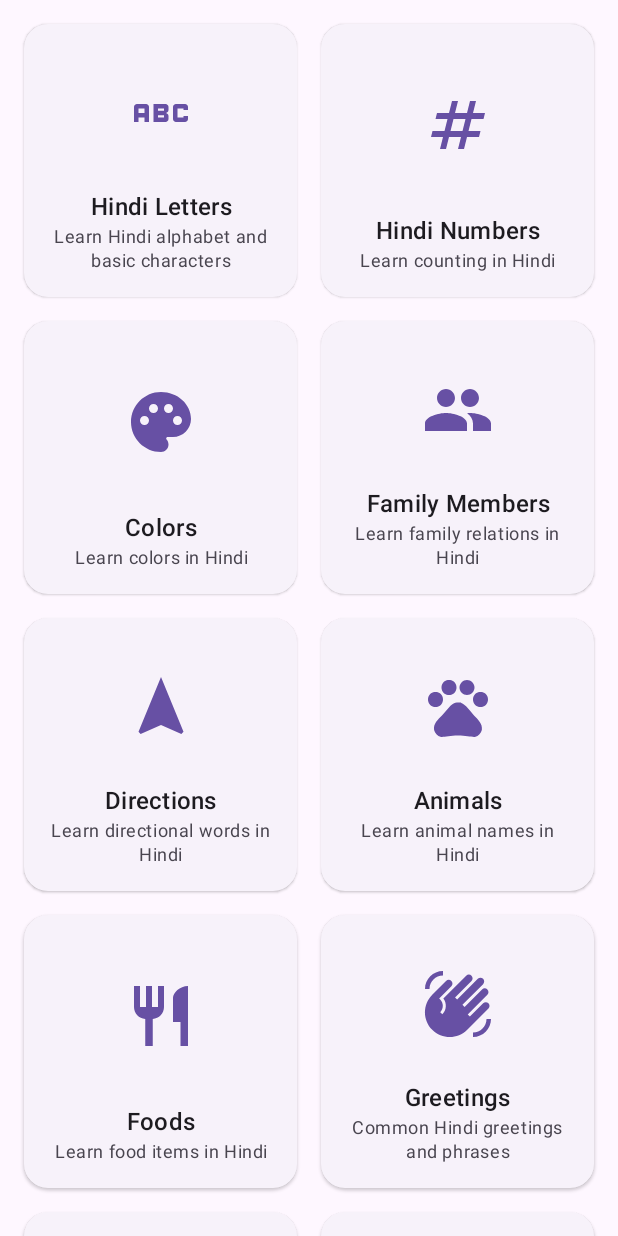
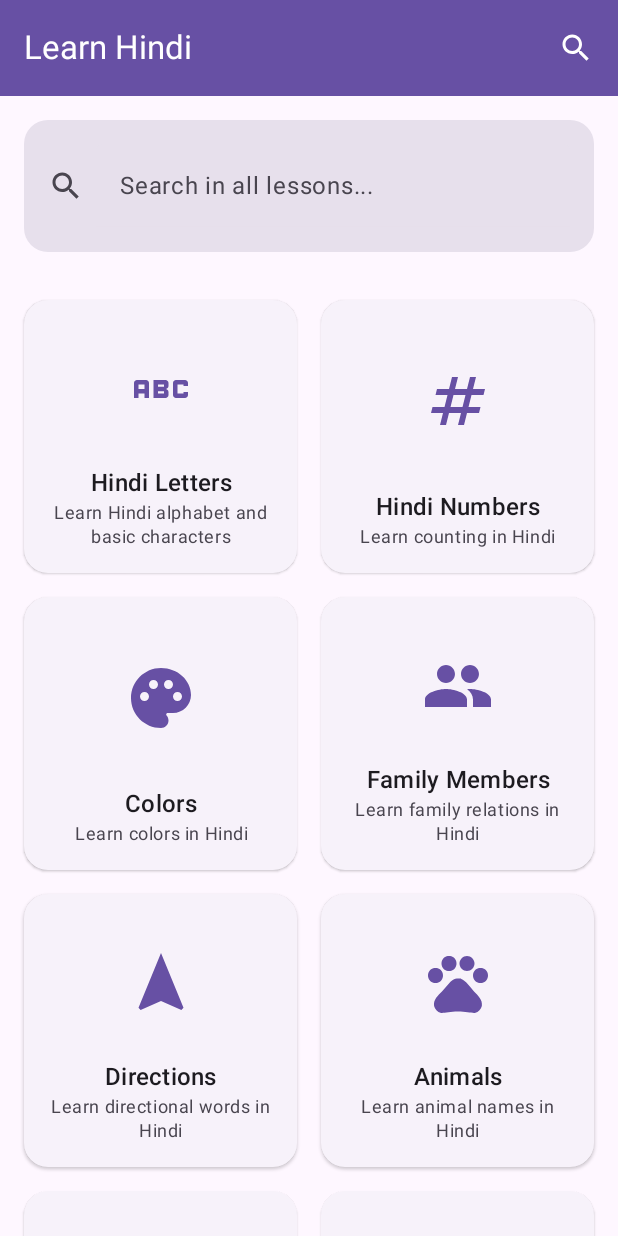
Before and after one commit to HaciVeliKarakus/MeraDostApp, an Android app built with Jetpack Compose: the composable HomeScreen shown on its own in the app's theme, after a tap on "Colors", on a phone screen of 412 x 824 dp. Run offline under Robolectric (Android 15) with nearby library versions, the phone set to English and light mode, and no system bars; 1 statement that could not run was skipped; 1 other tap on this screen came first.

Commit message:
added tech lessons

```diff
--- a/app/src/main/java/io/hvk/meradostapp/model/Lecture.kt
+++ b/app/src/main/java/io/hvk/meradostapp/model/Lecture.kt
@@ -413,7 +413,7 @@ val lectureCategories = listOf(
                 example = "सत्रह लोग (satrah log) - seventeen people"
             ),
             LectureContent(
-                hindi = "१८ - अठारह",
+                hindi = "१�� - अठारह",
                 english = "18 - Eighteen",
                 pronunciation = "athaarah",
                 example = "अठारह साल (athaarah saal) - eighteen years"
@@ -1370,5 +1370,112 @@ val lectureCategories = listOf(
                 example = "मंदिर में पूजा (mandir mein pooja) - Prayer in temple"
             )
         )
+    ),
+    Lecture(
+        id = "technology",
+        title = "Technology",
+        description = "Modern tech terms in Hindi",
+        icon = Icons.Default.Computer,
+        content = listOf(
+            // Basic Devices
+            LectureContent(
+                hindi = "कंप्यूटर",
+                english = "Computer",
+                pronunciation = "computer",
+                example = "मेरा कंप्यूटर नया है (mera computer naya hai) - My computer is new"
+            ),
+            LectureContent(
+                hindi = "मोबाइल फोन",
+                english = "Mobile Phone",
+                pronunciation = "mobile phone",
+                example = "मोबाइल फोन की बैटरी कम है (mobile phone ki battery kam hai) - Mobile phone battery is low"
+            ),
+            LectureContent(
+                hindi = "लैपटॉप",
+                english = "Laptop",
+                pronunciation = "laptop",
+                example = "मैं लैपटॉप पर काम करता हूं (main laptop par kaam karta hoon) - I work on laptop"
+            ),
+
+            // Internet Terms
+            LectureContent(
+                hindi = "इंटरनेट",
+                english = "Internet",
+                pronunciation = "internet",
+                example = "इंटरनेट की स्पीड अच्छी है (internet ki speed achhi hai) - Internet speed is good"
+            ),
+            LectureContent(
+                hindi = "वाई-फाई",
+                english = "Wi-Fi",
+                pronunciation = "wi-fi",
+                example = "वाई-फाई कनेक्शन धीमा है (wi-fi connection dheema hai) - Wi-Fi connection is slow"
+            ),
+            LectureContent(
+                hindi = "वेबसाइट",
+                english = "Website",
+                pronunciation = "website",
+                example = "यह वेबसाइट बहुत अच्छी है (yeh website bahut achhi hai) - This website is very good"
+            ),
+
+            // Software Terms
+            LectureContent(
+                hindi = "ऐप",
+                english = "App",
+                pronunciation = "app",
+                example = "नया ऐप डाउनलोड करें (naya app download karein) - Download new app"
+            ),
+            LectureContent(
+                hindi = "सॉफ्टवेयर",
+                english = "Software",
+                pronunciation = "software",
+                example = "सॉफ्टवेयर अपडेट करना है (software update karna hai) - Need to update software"
+            ),
+            LectureContent(
+                hindi = "पासवर्ड",
+                english = "Password",
+                pronunciation = "password",
+                example = "अपना पासवर्ड बदलें (apna password badlein) - Change your password"
+            ),
+
+            // Actions
+            LectureContent(
+                hindi = "डाउनलोड",
+                english = "Download",
+                pronunciation = "download",
+                example = "फाइल डाउनलोड हो रही है (file download ho rahi hai) - File is downloading"
+            ),
+            LectureContent(
+                hindi = "अपलोड",
+                english = "Upload",
+                pronunciation = "upload",
+                example = "फोटो अपलोड करें (photo upload karein) - Upload photo"
+            ),
+            LectureContent(
+                hindi = "शेयर",
+                english = "Share",
+                pronunciation = "share",
+                example = "लिंक शेयर करें (link share karein) - Share the link"
+            ),
+
+            // Hardware
+            LectureContent(
+                hindi = "कीबोर्ड",
+                english = "Keyboard",
+                pronunciation = "keyboard",
+                example = "कीबोर्ड टाइपिंग (keyboard typing) - Keyboard typing"
+            ),
+            LectureContent(
+                hindi = "माउस",
+                english = "Mouse",
+                pronunciation = "mouse",
+                example = "माउस क्लिक करें (mouse click karein) - Click the mouse"
+            ),
+            LectureContent(
+                hindi = "प्रिंटर",
+                english = "Printer",
+                pronunciation = "printer",
+                example = "प्रिंटर से प्रिंट करें (printer se print karein) - Print from printer"
+            )
+        )
     )
 )
--- /dev/null
+++ b/app/src/main/java/io/hvk/meradostapp/ui/components/CategoryCard.kt
@@ -0,0 +1,88 @@
+package io.hvk.meradostapp.ui.components
+
+import androidx.compose.foundation.clickable
+import androidx.compose.foundation.layout.*
+import androidx.compose.foundation.shape.RoundedCornerShape
+import androidx.compose.material3.ElevatedCard
+import androidx.compose.material3.MaterialTheme
+import androidx.compose.material3.Text
+import androidx.compose.runtime.*
+import androidx.compose.ui.Alignment
+import androidx.compose.ui.Modifier
+import androidx.compose.ui.input.pointer.PointerEventType
+import androidx.compose.ui.input.pointer.pointerInput
+import androidx.compose.ui.text.style.TextAlign
+import androidx.compose.ui.text.style.TextOverflow
+import androidx.compose.ui.unit.dp
+import io.hvk.meradostapp.model.Lecture
+
+@Composable
+fun CategoryCard(
+    category: Lecture,
+    onClick: () -> Unit,
+    modifier: Modifier = Modifier
+) {
+    var isPressed by remember { mutableStateOf(false) }
+
+    ElevatedCard(
+        modifier = modifier
+            .fillMaxWidth()
+            .aspectRatio(1f)
+            .clickable(onClick = onClick)
+            .pointerInput(Unit) {
+                awaitPointerEventScope {
+                    while (true) {
+                        val event = awaitPointerEvent()
+                        when (event.type) {
+                            PointerEventType.Press -> {
+                                isPressed = true
+                            }
+                            PointerEventType.Release -> {
+                                isPressed = false
+                            }
+                            else -> { /* do nothing */ }
+                        }
+                    }
+                }
+            },
+        shape = RoundedCornerShape(16.dp)
+    ) {
+        Column(
+            modifier = Modifier
+                .fillMaxSize()
+                .padding(16.dp),
+            horizontalAlignment = Alignment.CenterHorizontally,
+            verticalArrangement = Arrangement.Center
+        ) {
+            Box(
+                modifier = Modifier
+                    .weight(1f)
+                    .fillMaxWidth(),
+                contentAlignment = Alignment.Center
+            ) {
+                AnimatedIcon(
+                    icon = category.icon,
+                    contentDescription = category.title,
+                    isSelected = isPressed
+                )
+            }
+
+            Spacer(modifier = Modifier.height(8.dp))
+
+            Text(
+                text = category.title,
+                style = MaterialTheme.typography.titleMedium,
+                textAlign = TextAlign.Center
+            )
+
+            Text(
+                text = category.description,
+                style = MaterialTheme.typography.bodySmall,
+                textAlign = TextAlign.Center,
+                color = MaterialTheme.colorScheme.onSurfaceVariant,
+                maxLines = 2,
+                overflow = TextOverflow.Ellipsis
+            )
+        }
+    }
+}
--- a/app/src/main/java/io/hvk/meradostapp/ui/screens/HomeScreen.kt
+++ b/app/src/main/java/io/hvk/meradostapp/ui/screens/HomeScreen.kt
@@ -32,82 +32,114 @@ import androidx.compose.ui.text.style.TextOverflow
 import androidx.compose.ui.unit.dp
 import io.hvk.meradostapp.model.lectureCategories
 import io.hvk.meradostapp.ui.components.AnimatedIcon
+import io.hvk.meradostapp.ui.components.SearchBar
+import androidx.compose.material.icons.Icons
+import androidx.compose.material.icons.filled.Search
+import androidx.compose.material3.ExperimentalMaterial3Api
+import androidx.compose.material3.TopAppBar
+import androidx.compose.material3.TopAppBarDefaults
+import androidx.compose.animation.*
+import androidx.compose.animation.core.animateDp
+import androidx.compose.animation.core.animateDpAsState
+import androidx.compose.animation.core.animateFloat
+import androidx.compose.animation.core.animateFloatAsState
+import androidx.compose.animation.core.animateInt
+import androidx.compose.animation.core.animateIntAsState
+import androidx.compose.animation.core.animateSize
+import androidx.compose.animation.core.animateSizeAsState
+import androidx.compose.animation.core.animateValue
+import androidx.compose.animation.core.animateValueAsState
+import androidx.compose.animation.core.tween
+import androidx.compose.animation.core.updateTransition
+import androidx.compose.animation.expandVertically
+import androidx.compose.animation.fadeIn
+import androidx.compose.animation.fadeOut
+import androidx.compose.animation.shrinkVertically
+import androidx.compose.foundation.background
+import androidx.compose.material3.Icon
+import androidx.compose.material3.IconButton
+import io.hvk.meradostapp.ui.components.CategoryCard
 
+@OptIn(ExperimentalMaterial3Api::class)
 @Composable
 fun HomeScreen(
     onLectureClick: (String) -> Unit
 ) {
-    var selectedItem by remember { mutableStateOf<String?>(null) }
+    var showSearch by remember { mutableStateOf(false) }
+    var searchQuery by remember { mutableStateOf("") }
 
+    val filteredCategories = remember(searchQuery) {
+        if (searchQuery.isEmpty()) {
+            lectureCategories
+        } else {
+            lectureCategories.filter { category ->
+                category.title.contains(searchQuery, ignoreCase = true) ||
+                category.description.contains(searchQuery, ignoreCase = true) ||
+                category.content.any { content ->
+                    content.hindi.contains(searchQuery, ignoreCase = true) ||
+                    content.english.contains(searchQuery, ignoreCase = true) ||
+                    content.pronunciation.contains(searchQuery, ignoreCase = true) ||
+                    (content.example?.contains(searchQuery, ignoreCase = true) == true)
+                }
+            }
+        }
+    }
+
+    Column(
+        modifier = Modifier
+            .fillMaxSize()
+            .background(MaterialTheme.colorScheme.background)
+    ) {
+        // Top App Bar with search
+        TopAppBar(
+            title = { Text("Learn Hindi") },
+            actions = {
+                IconButton(onClick = { showSearch = true }) {
+                    Icon(
+                        imageVector = Icons.Default.Search,
+                        contentDescription = "Search"
+                    )
+                }
+            },
+            colors = TopAppBarDefaults.topAppBarColors(
+                containerColor = MaterialTheme.colorScheme.primary,
+                titleContentColor = MaterialTheme.colorScheme.onPrimary,
+                actionIconContentColor = MaterialTheme.colorScheme.onPrimary
+            )
+        )
+
+        // Search Bar
+        AnimatedVisibility(
+            visible = showSearch,
+            enter = fadeIn() + expandVertically(),
+            exit = fadeOut() + shrinkVertically()
+        ) {
+            SearchBar(
+                query = searchQuery,
+                onQueryChange = { searchQuery = it },
+                onSearchDismiss = {
+                    showSearch = false
+                    searchQuery = ""
+                },
+                modifier = Modifier
+                    .fillMaxWidth()
+                    .padding(16.dp)
+            )
+        }
+
+        // Categories Grid
         LazyVerticalGrid(
             columns = GridCells.Fixed(2),
             contentPadding = PaddingValues(16.dp),
             horizontalArrangement = Arrangement.spacedBy(16.dp),
             verticalArrangement = Arrangement.spacedBy(16.dp)
         ) {
-        items(lectureCategories) { lecture ->
-            ElevatedCard(
-                modifier = Modifier
-                    .fillMaxWidth()
-                    .aspectRatio(1f)
-                    .clickable {
-                        onLectureClick(lecture.id)
-                    },
-                shape = RoundedCornerShape(16.dp)
-            ) {
-                Column(
-                    modifier = Modifier
-                        .fillMaxSize()
-                        .padding(16.dp),
-                    horizontalAlignment = Alignment.CenterHorizontally,
-                    verticalArrangement = Arrangement.Center
-                ) {
-                    Box(
-                        modifier = Modifier
-                            .weight(1f)
-                            .fillMaxWidth(),
-                        contentAlignment = Alignment.Center
-                    ) {
-                        AnimatedIcon(
-                            icon = lecture.icon,
-                            contentDescription = lecture.title,
-                            isSelected = selectedItem == lecture.id,
-                            modifier = Modifier.pointerInput(Unit) {
-                                awaitPointerEventScope {
-                                    while (true) {
-                                        val event = awaitPointerEvent()
-                                        when (event.type) {
-                                            PointerEventType.Enter -> {
-                                                selectedItem = lecture.id
-                                            }
-                                            PointerEventType.Exit -> {
-                                                selectedItem = null
-                                            }
-                                        }
-                                    }
-                                }
-                            }
-                        )
-                    }
-
-                    Spacer(modifier = Modifier.height(8.dp))
-
-                    Text(
-                        text = lecture.title,
-                        style = MaterialTheme.typography.titleMedium,
-                        textAlign = TextAlign.Center
-                    )
-
-                    Text(
-                        text = lecture.description,
-                        style = MaterialTheme.typography.bodySmall,
-                        textAlign = TextAlign.Center,
-                        color = MaterialTheme.colorScheme.onSurfaceVariant,
-                        maxLines = 2,
-                        overflow = TextOverflow.Ellipsis
+            items(filteredCategories) { category ->
+                CategoryCard(
+                    category = category,
+                    onClick = { onLectureClick(category.id) }
                 )
             }
         }
     }
 }
-}
```
Also changed, not shown: app/src/main/java/io/hvk/meradostapp/ui/components/SearchBar.kt (added, +90 -0 lines). Lines whose indentation alone changed are shown as unchanged.
